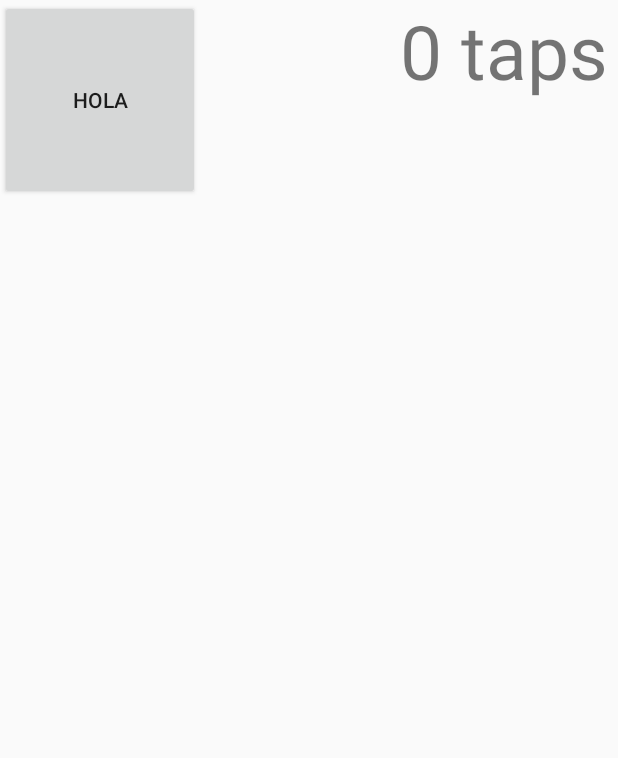
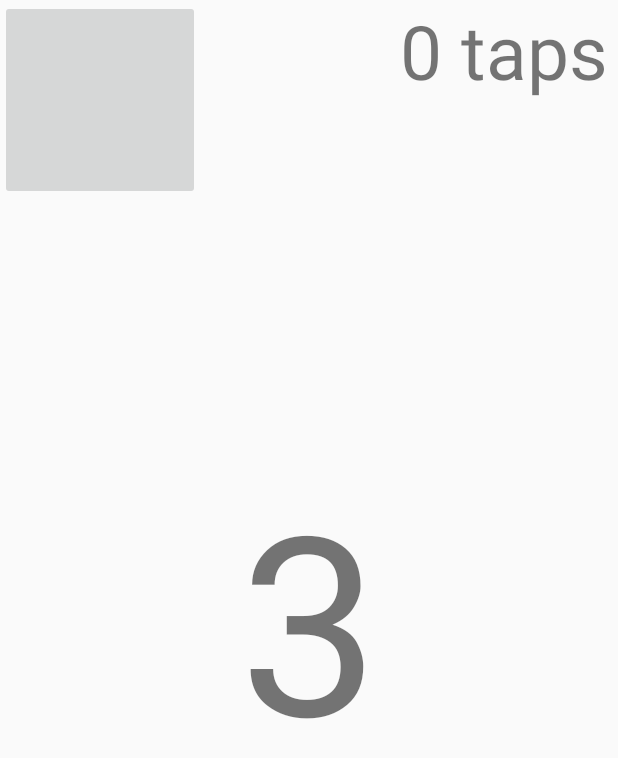
Before and after one commit to rafaelmv/Bounty, an Android app: the layout content_game.xml on its own in the app's theme, with its tools: preview values and no code run, on a phone screen of 412 x 824 dp. Shown: the top 758 px of the screen. Run offline under Robolectric (Android 15) with nearby library versions, the phone set to English and light mode, and no system bars.

Commit message:
Improuvements in the game

```diff
--- a/app/build.gradle
+++ b/app/build.gradle
@@ -22,6 +22,7 @@ android {
 dependencies {
     compile fileTree(dir: 'libs', include: ['*.jar'])
     testCompile 'junit:junit:4.12'
+    compile 'com.squareup.picasso:picasso:2.5.2'
     compile 'com.android.support:appcompat-v7:23.1.1'
     compile 'com.android.support:design:23.1.1'
 }
--- a/app/src/main/AndroidManifest.xml
+++ b/app/src/main/AndroidManifest.xml
@@ -3,6 +3,7 @@
     package="com.equicoganador.bounty">
 
     <uses-permission android:name="android.permission.VIBRATE"/>
+    <uses-permission android:name="android.permission.INTERNET" />
 
     <application
         android:allowBackup="true"
--- a/app/src/main/res/layout/content_game.xml
+++ b/app/src/main/res/layout/content_game.xml
@@ -19,14 +19,13 @@
     <TextView
         android:text="0 taps"
         android:textSize="50dp"
-        android:layout_marginLeft="400px"
-        android:gravity="center"
-        android:layout_width="wrap_content"
+        android:layout_marginRight="10px"
+        android:gravity="right"
+        android:layout_width="match_parent"
         android:layout_height="wrap_content"
         android:id="@+id/tap_text"/>
 
-    <Button
-        android:text="hola"
+    <ImageButton
         android:layout_width="200px"
         android:layout_height="200px"
         android:id="@+id/gameButton" />
@@ -38,4 +37,12 @@
         android:src="@drawable/boom"
         android:id="@+id/boom_image"/>
 
+    <TextView
+        android:text="3"
+        android:textSize="250px"
+        android:layout_width="match_parent"
+        android:layout_height="match_parent"
+        android:gravity="center"
+        android:id="@+id/game_start_countdown"/>
+
 </RelativeLayout>
```
Also changed, not shown: app/src/main/java/com/equicoganador/bounty/GameActivity.java (+53 -22 lines).
